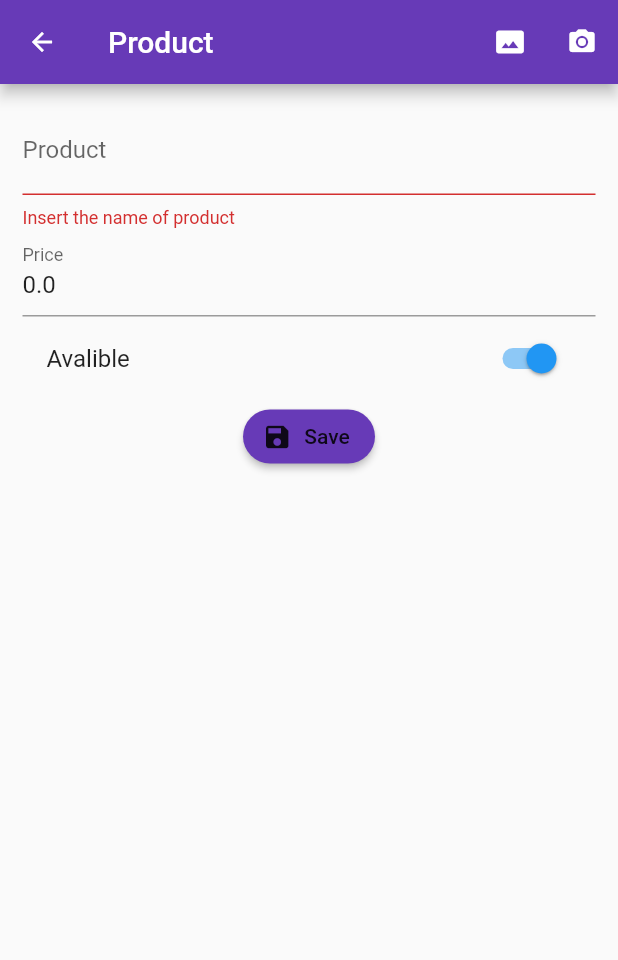
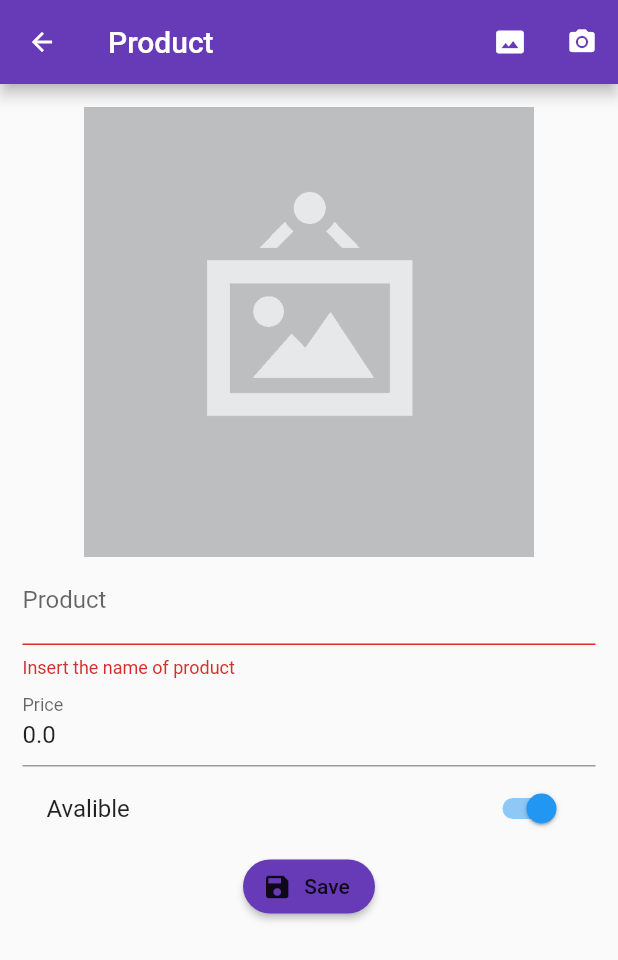
Before and after one commit to FrankyCode/forms_validation_bloc, a Flutter app: the ProductPage screen opened by its route, after a tap on "Save", after a tap on the "photo size select actual" icon, on a phone screen of 412 x 824 dp. Shown: the top 960 px of the screen. Run offline on Flutter 3.47's test engine with Material 2 defaults, Android fonts, the phone set to English and light mode, and no system bars; our stand-ins replace image_picker, rxdart; missing offline and left inert: mime_type; network calls fail.

Commit message:
Upload Image

```diff
--- a/lib/main.dart
+++ b/lib/main.dart
@@ -3,7 +3,7 @@ import 'package:forms_validation/src/bloc/provider.dart';
 import 'package:forms_validation/src/pages/home_page.dart';
 import 'package:forms_validation/src/pages/login_page.dart';
 import 'package:forms_validation/src/pages/product_page.dart';
-import 'package:forms_validation/utils/theme.dart';
+import 'package:forms_validation/src/utils/theme.dart';
 
 void main() => runApp(MyApp());
 
--- a/lib/src/pages/product_page.dart
+++ b/lib/src/pages/product_page.dart
@@ -1,7 +1,10 @@
+import 'dart:io';
+
 import 'package:flutter/material.dart';
 import 'package:forms_validation/src/model/product_model.dart';
 import 'package:forms_validation/src/providers/products_provider.dart';
-import 'package:forms_validation/utils/utils.dart' as utils;
+import 'package:forms_validation/src/utils/utils.dart' as utils;
+import 'package:image_picker/image_picker.dart';
 
 class ProductPage extends StatefulWidget {
 
@@ -16,6 +19,7 @@ class _ProductPageState extends State<ProductPage> {
 
   ProductModel produc = new ProductModel();
   bool _saving = false;
+  File photo;
 
   @override
   Widget build(BuildContext context) {
@@ -32,11 +36,11 @@ class _ProductPageState extends State<ProductPage> {
         actions: <Widget>[
           IconButton(
             icon: Icon(Icons.photo_size_select_actual),
-            onPressed: () {},
+            onPressed: _selecPhoto,
           ),
           IconButton(
             icon: Icon(Icons.camera_alt),
-            onPressed: () {},
+            onPressed: _takePhoto,
           )
         ],
       ),
@@ -47,6 +51,7 @@ class _ProductPageState extends State<ProductPage> {
             key: formKey,
             child: Column(
               children: <Widget>[
+                _showPhoto(),
                 _createName(),
                 _createPrice(),
                 _createAvailable(),
@@ -115,20 +120,20 @@ class _ProductPageState extends State<ProductPage> {
     );
   }
 
-  void _submit(){
+  void _submit() async{
 
-   if (!formKey.currentState.validate()){
-      return;
+   if (!formKey.currentState.validate()) return;
+
+   formKey.currentState.save();
+
+   setState(() {_saving = true; });
+
+   if(photo != null){
+    produc.photoUrl = await productProvider.uploadImage(photo);
    }
 
-   formKey.currentState.save();
-   setState(() {
-        _saving = true;
-
-   });
-
     if(produc.id == null){
-      productProvider.createProduct(produc);
+     productProvider.createProduct(produc);
     }else{
       productProvider.updateProduct(produc);
 
@@ -151,4 +156,48 @@ class _ProductPageState extends State<ProductPage> {
 
   }
 
+  Widget _showPhoto(){
+    if(produc.photoUrl != null){
+      return FadeInImage(
+        image: NetworkImage(produc.photoUrl),
+        placeholder: AssetImage('assets/img/jar-loading.gif'),
+        height: 300.0,
+        fit: BoxFit.cover,
+      );
+
+    }else{
+      return Image(
+        image: AssetImage(photo?.path ?? 'assets/img/no-image.png'),
+        height: 300.0,
+        width: 300.0,
+        fit: BoxFit.cover,
+      );
+
+    }
+  }
+
+  _selecPhoto() async{
+    _proccesImage(ImageSource.gallery);
+
+  }
+
+  _takePhoto() async{
+    _proccesImage(ImageSource.camera);
+  }
+
+  _proccesImage(ImageSource origin) async {
+    photo = await ImagePicker.pickImage(
+      source: origin
+    );
+
+    if(photo != null){
+      // Clener
+      produc.photoUrl = null;
+    }
+
+    setState(() {
+
+    });
+  }
+
 }
```
Also changed, not shown: lib/src/pages/home_page.dart (+33 -15 lines), lib/src/providers/products_provider.dart (+37 -19 lines), pubspec.yaml (+6 -13 lines), assets/img/jar-loading.gif (added), assets/img/no-image.png (added), lib/src/utils/theme.dart (renamed from lib/utils/theme.dart), lib/src/utils/utils.dart (renamed from lib/utils/utils.dart), pubspec.lock, 2 other files.
